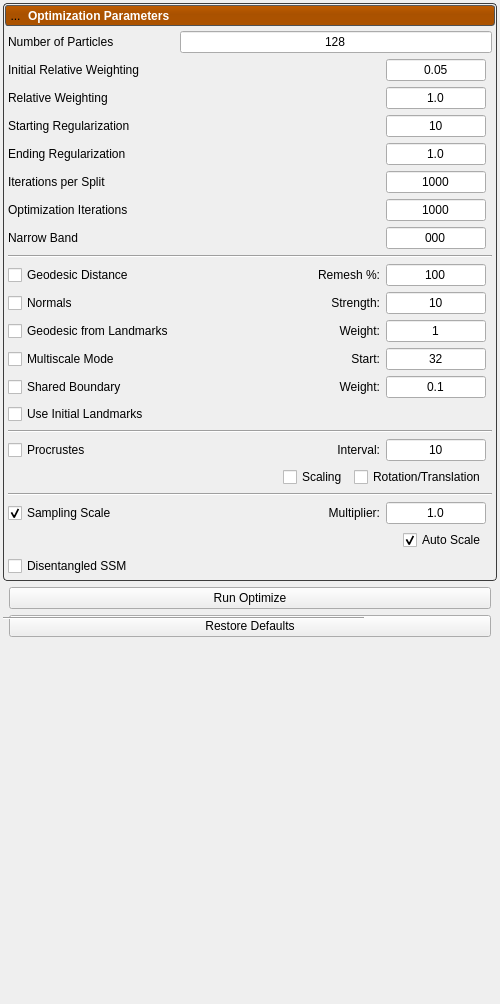
The window that Studio/Optimize/OptimizeTool.ui (SCIInstitute/ShapeWorks) describes before a commit, drawn with Qt 5.
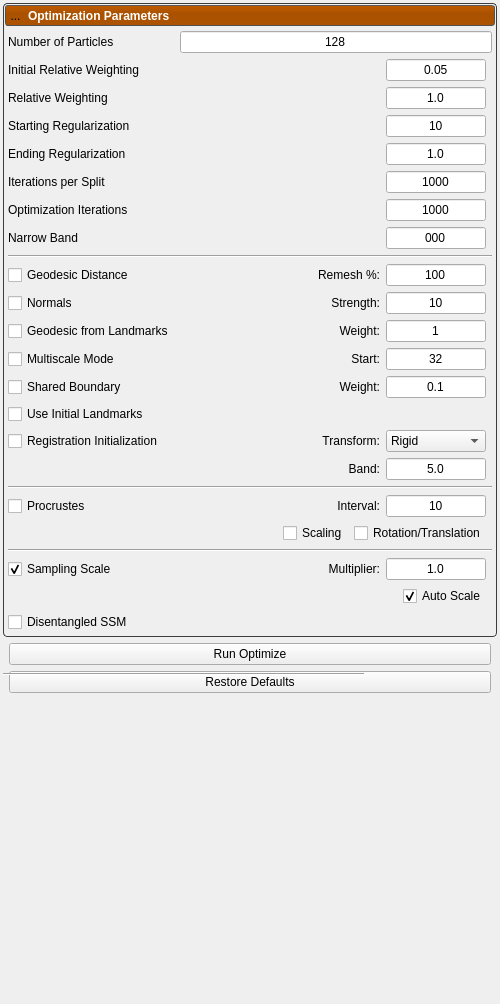
The same window after the commit. Icons and pictures are not drawn.

Commit message: Add registration-based particle initialization

```diff
--- a/Studio/Optimize/OptimizeTool.ui
+++ b/Studio/Optimize/OptimizeTool.ui
@@ -733,23 +733,105 @@
                  </property>
                 </widget>
                </item>
+               <!-- Row 24: Registration Initialization (combined checkbox + transform type) -->
+               <item row="24" column="0">
+                <widget class="QCheckBox" name="registration_initialization">
+                 <property name="text">
+                  <string>Registration Initialization</string>
+                 </property>
+                </widget>
+               </item>
+               <item row="24" column="1">
+                <widget class="QLabel" name="registration_transform_label">
+                 <property name="text">
+                  <string>Transform:</string>
+                 </property>
+                 <property name="alignment">
+                  <set>Qt::AlignRight|Qt::AlignVCenter</set>
+                 </property>
+                </widget>
+               </item>
+               <item row="24" column="2">
+                <widget class="QComboBox" name="registration_transform_type">
+                 <property name="minimumSize">
+                  <size>
+                   <width>50</width>
+                   <height>0</height>
+                  </size>
+                 </property>
+                 <property name="maximumSize">
+                  <size>
+                   <width>100</width>
+                   <height>16777215</height>
+                  </size>
+                 </property>
+                 <item>
+                  <property name="text">
+                   <string>Rigid</string>
+                  </property>
+                 </item>
+                 <item>
+                  <property name="text">
+                   <string>Affine</string>
+                  </property>
+                 </item>
+                 <item>
+                  <property name="text">
+                   <string>SyN</string>
+                  </property>
+                 </item>
+                </widget>
+               </item>
+               <!-- Row 25: Registration band -->
+               <item row="25" column="1">
+                <widget class="QLabel" name="registration_band_label">
+                 <property name="text">
+                  <string>Band:</string>
+                 </property>
+                 <property name="alignment">
+                  <set>Qt::AlignRight|Qt::AlignVCenter</set>
+                 </property>
+                </widget>
+               </item>
+               <item row="25" column="2">
+                <widget class="QLineEdit" name="registration_band">
+                 <property name="text">
+                  <string>5.0</string>
+                 </property>
+                 <property name="minimumSize">
+                  <size>
+                   <width>50</width>
+                   <height>0</height>
+                  </size>
+                 </property>
+                 <property name="maximumSize">
+                  <size>
+                   <width>100</width>
+                   <height>16777215</height>
+                  </size>
+                 </property>
+                 <property name="alignment">
+                  <set>Qt::AlignCenter</set>
+                 </property>
+                </widget>
+               </item>
                <!-- Divider: after Geodesic/Options group -->
-               <item row="24" column="0" colspan="4">
+               <item row="26" column="0" colspan="4">
                 <widget class="Line" name="line_opt_2">
                  <property name="orientation">
                   <enum>Qt::Horizontal</enum>
                  </property>
                 </widget>
                </item>
-               <!-- Row 25: Procrustes (combined checkbox + interval) -->
-               <item row="25" column="0">
+               <!-- Row 27: Procrustes (combined checkbox + interval) -->
+               <item row="27" column="0">
                 <widget class="QCheckBox" name="procrustes">
                  <property name="text">
                   <string>Procrustes</string>
                  </property>
                 </widget>
                </item>
-               <item row="25" column="1">
+               <item row="27" column="1">
                 <widget class="QLabel" name="procrustes_interval_label">
                  <property name="text">
                   <string>Interval:</string>
@@ -759,7 +841,7 @@
                  </property>
                 </widget>
                </item>
-              <item row="25" column="2">
+              <item row="27" column="2">
                 <widget class="QLineEdit" name="procrustes_interval">
                  <property name="text">
                   <string>10</string>
@@ -781,8 +863,8 @@
                  </property>
                 </widget>
                </item>
-               <!-- Row 26: Procrustes sub-options (Scaling + Rot/Trans) -->
-               <item row="26" column="0" colspan="3">
+               <!-- Row 28: Procrustes sub-options (Scaling + Rot/Trans) -->
+               <item row="28" column="0" colspan="3">
                 <widget class="QWidget" name="procrustes_sub_widget" native="true">
                  <layout class="QHBoxLayout" name="procrustes_sub_layout">
                   <property name="leftMargin">
@@ -828,15 +910,15 @@
                 </widget>
                </item>
                <!-- Divider: after Procrustes group -->
-               <item row="27" column="0" colspan="4">
+               <item row="29" column="0" colspan="4">
                 <widget class="Line" name="line_opt_3">
                  <property name="orientation">
                   <enum>Qt::Horizontal</enum>
                  </property>
                 </widget>
                </item>
-               <!-- Row 28: Sampling Scale (combined checkbox + multiplier) -->
-               <item row="28" column="0">
+               <!-- Row 30: Sampling Scale (combined checkbox + multiplier) -->
+               <item row="30" column="0">
                 <widget class="QCheckBox" name="sampling_scale">
                  <property name="text">
                   <string>Sampling Scale</string>
@@ -846,7 +928,7 @@
                  </property>
                 </widget>
                </item>
-               <item row="28" column="1">
+               <item row="30" column="1">
                 <widget class="QLabel" name="sampling_scale_label">
                  <property name="text">
                   <string>Multiplier:</string>
@@ -856,7 +938,7 @@
                  </property>
                 </widget>
                </item>
-              <item row="28" column="2">
+              <item row="30" column="2">
                 <widget class="QLineEdit" name="sampling_scale_value">
                  <property name="text">
                   <string>1.0</string>
@@ -878,8 +960,8 @@
                  </property>
                 </widget>
                </item>
-               <!-- Row 29: Auto Scale (sub-checkbox) -->
-               <item row="29" column="0" colspan="3">
+               <!-- Row 31: Auto Scale (sub-checkbox) -->
+               <item row="31" column="0" colspan="3">
                 <widget class="QWidget" name="sampling_auto_scale_sub_widget" native="true">
                  <layout class="QHBoxLayout" name="sampling_auto_scale_sub_layout">
                   <property name="leftMargin">
@@ -920,8 +1002,8 @@
                  </layout>
                 </widget>
                </item>
-               <!-- Row 30: Disentangled SSM (checkbox only, hidden) -->
-               <item row="30" column="0">
+               <!-- Row 32: Disentangled SSM (checkbox only, hidden) -->
+               <item row="32" column="0">
                 <widget class="QCheckBox" name="use_disentangled_ssm">
                  <property name="text">
                   <string>Disentangled SSM</string>
```
Left out of the diff: 3 changed lines with no effect on the pictures. The commit also changes 26 other files.
